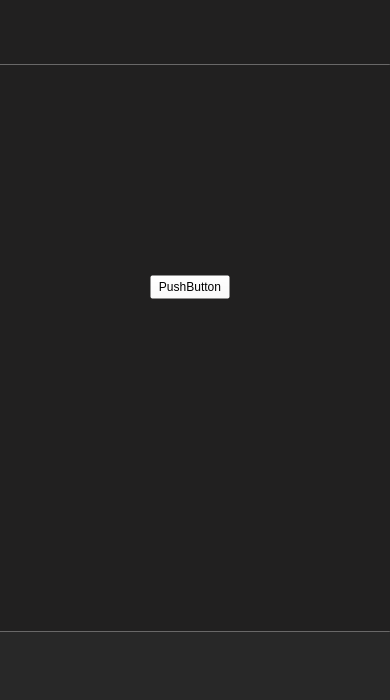
Old version of the form mainwindow.ui in the repository clipesss/YouTubePhoneProject.
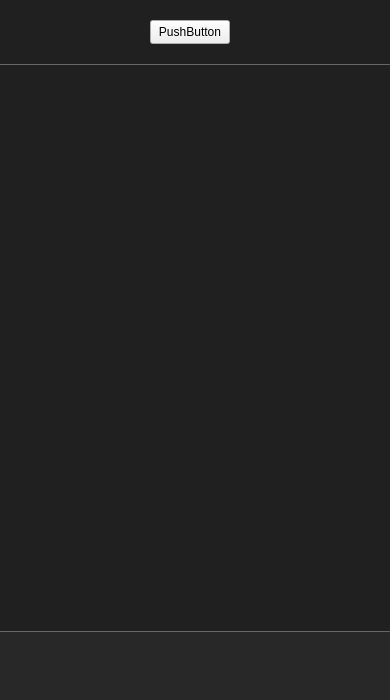
New version of the form.

Commit message: Add text under labels and create styleSheets

Patch:
```diff
--- a/mainwindow.ui
+++ b/mainwindow.ui
@@ -149,11 +149,13 @@
          <verstretch>0</verstretch>
         </sizepolicy>
        </property>
+      </widget>
+     </widget>
        <widget class="QPushButton" name="pushButton">
         <property name="geometry">
          <rect>
           <x>150</x>
-          <y>210</y>
+        <y>20</y>
           <width>80</width>
           <height>24</height>
          </rect>
@@ -161,8 +163,6 @@
         <property name="text">
          <string>PushButton</string>
         </property>
-       </widget>
-      </widget>
      </widget>
     </widget>
     <widget class="QWidget" name="page_2"/>
```
Lines whose indentation alone changed are shown as unchanged. The commit also changes 1 other file.
